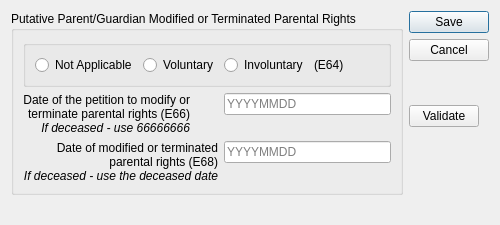
Old version of the form ui/ui_parent2tpr.ui in the repository zstamper/AFCARS-AXE.
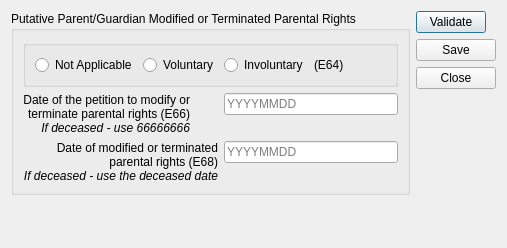
New version of the form.

```diff
--- a/ui/ui_parent2tpr.ui
+++ b/ui/ui_parent2tpr.ui
@@ -6,8 +6,8 @@
    <rect>
     <x>0</x>
     <y>0</y>
-    <width>500</width>
-    <height>225</height>
+    <width>507</width>
+    <height>248</height>
    </rect>
   </property>
   <property name="font">
@@ -159,16 +159,6 @@
    </item>
    <item>
     <layout class="QVBoxLayout" name="verticalLayout">
-     <item>
-      <widget class="QDialogButtonBox" name="buttonBox">
-       <property name="orientation">
-        <enum>Qt::Vertical</enum>
-       </property>
-       <property name="standardButtons">
-        <set>QDialogButtonBox::Cancel|QDialogButtonBox::Save</set>
-       </property>
-      </widget>
-     </item>
      <item>
       <widget class="QPushButton" name="validate_button">
        <property name="maximumSize">
@@ -182,6 +172,20 @@
        </property>
       </widget>
      </item>
+     <item>
+      <widget class="QPushButton" name="save_button">
+       <property name="text">
+        <string>Save</string>
+       </property>
+      </widget>
+     </item>
+     <item>
+      <widget class="QPushButton" name="close_button">
+       <property name="text">
+        <string>Close</string>
+       </property>
+      </widget>
+     </item>
      <item>
       <spacer name="verticalSpacer">
        <property name="orientation">
@@ -190,7 +194,7 @@
        <property name="sizeHint" stdset="0">
         <size>
          <width>20</width>
-         <height>40</height>
+         <height>68</height>
         </size>
        </property>
       </spacer>
```
Left out of the diff: 35 changed lines with no effect on the pictures.
